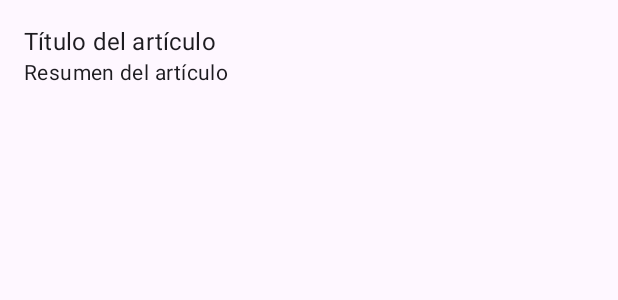
After one commit to leoteperino/SpaceFlightNewsAPP, an Android app: the layout item_article.xml on its own in the app's theme, with its tools: preview values and no code run, on a phone screen of 412 x 824 dp. The commit adds this screen. Shown: the top 300 px of the screen. Run offline under Robolectric (Android 15) with nearby library versions, the phone set to English and light mode, and no system bars.

Commit message:
feat(UI): Implementamos el recycler de articulos en la Main

```diff
--- a/app/build.gradle.kts
+++ b/app/build.gradle.kts
@@ -19,6 +19,7 @@ android {
 
     buildFeatures{
         buildConfig = true
+        viewBinding = true
     }
 
     buildTypes {
@@ -55,4 +56,5 @@ dependencies {
     androidTestImplementation(libs.androidx.espresso.core)
     implementation(libs.retrofit)
     implementation(libs.gsonconverter)
+    implementation(libs.lifecycle.viewmodel.ktx)
 }
--- a/app/src/main/AndroidManifest.xml
+++ b/app/src/main/AndroidManifest.xml
@@ -1,6 +1,8 @@
 <?xml version="1.0" encoding="utf-8"?>
 <manifest xmlns:android="http://schemas.android.com/apk/res/android"
     xmlns:tools="http://schemas.android.com/tools">
+
+    <uses-permission android:name="android.permission.INTERNET" />
 
     <application
         android:allowBackup="true"
--- /dev/null
+++ b/app/src/main/res/layout/item_article.xml
@@ -0,0 +1,32 @@
+<?xml version="1.0" encoding="utf-8"?>
+<androidx.constraintlayout.widget.ConstraintLayout
+    xmlns:android="http://schemas.android.com/apk/res/android"
+    xmlns:app="http://schemas.android.com/apk/res-auto"
+    android:layout_width="match_parent"
+    android:layout_height="wrap_content"
+    android:padding="16dp">
+
+    <TextView
+        android:id="@+id/tvTitle"
+        android:layout_width="0dp"
+        android:layout_height="wrap_content"
+        android:text="Título del artículo"
+        android:textAppearance="?attr/textAppearanceSubtitle1"
+        app:layout_constraintStart_toStartOf="parent"
+        app:layout_constraintTop_toTopOf="parent"
+        app:layout_constraintEnd_toEndOf="parent"/>
+
+    <TextView
+        android:id="@+id/tvSummary"
+        android:layout_width="0dp"
+        android:layout_height="wrap_content"
+        android:text="Resumen del artículo"
+        android:textAppearance="?attr/textAppearanceBody2"
+        app:layout_constraintTop_toBottomOf="@id/tvTitle"
+        app:layout_constraintStart_toStartOf="parent"
+        app:layout_constraintEnd_toEndOf="parent"
+        app:layout_constraintBottom_toBottomOf="parent"
+        android:maxLines="3"
+        android:ellipsize="end"/>
+
+</androidx.constraintlayout.widget.ConstraintLayout>
--- a/gradle/libs.versions.toml
+++ b/gradle/libs.versions.toml
@@ -10,6 +10,7 @@ material = "1.12.0"
 activity = "1.10.1"
 constraintlayout = "2.2.0"
 retrofit = "2.9.0"
+lifecycle = "2.6.2"
 
 [libraries]
 androidx-core-ktx = { group = "androidx.core", name = "core-ktx", version.ref = "coreKtx" }
@@ -22,6 +23,7 @@ androidx-activity = { group = "androidx.activity", name = "activity", version.re
 androidx-constraintlayout = { group = "androidx.constraintlayout", name = "constraintlayout", version.ref = "constraintlayout" }
 retrofit = { module = "com.squareup.retrofit2:retrofit", version.ref = "retrofit" }
 gsonconverter = { module = "com.squareup.retrofit2:converter-gson", version.ref = "retrofit" }
+lifecycle-viewmodel-ktx = { module = "androidx.lifecycle:lifecycle-viewmodel-ktx", version.ref = "lifecycle" }
 
 [plugins]
 android-application = { id = "com.android.application", version.ref = "agp" }
```
Also changed, not shown: app/src/main/java/com/example/spaceflightnewsapp/data/repository/ArticleRepository.kt (+7 -0 lines), app/src/main/java/com/example/spaceflightnewsapp/ui/main/ArticleAdapter.kt (+39 -1 lines), app/src/main/java/com/example/spaceflightnewsapp/ui/main/MainActivity.kt (+39 -6 lines), app/src/main/java/com/example/spaceflightnewsapp/ui/main/MainViewModel.kt (+39 -1 lines), app/src/main/res/layout/activity_main.xml (+15 -5 lines).
